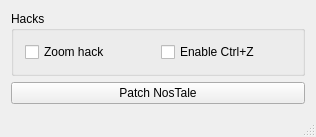
The window that mainwindow.ui (ApourtArtt/NTPatcher) describes before a commit, drawn with Qt 5.
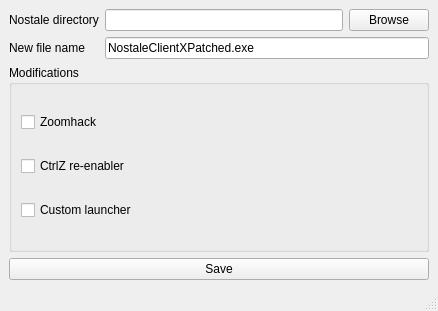
The same window after the commit.

Patch:
```diff
--- a/mainwindow.ui
+++ b/mainwindow.ui
@@ -6,42 +6,80 @@
    <rect>
     <x>0</x>
     <y>0</y>
-    <width>316</width>
-    <height>101</height>
+    <width>438</width>
+    <height>311</height>
    </rect>
   </property>
   <property name="windowTitle">
    <string>NosHack</string>
   </property>
-  <widget class="QWidget" name="centralWidget">
-   <layout class="QGridLayout" name="gridLayout">
-    <item row="0" column="0" colspan="2">
+  <widget class="QWidget" name="centralwidget">
+   <layout class="QGridLayout" name="gridLayout_2">
+    <item row="0" column="0">
+     <widget class="QLabel" name="label">
+      <property name="text">
+       <string>Nostale directory</string>
+      </property>
+     </widget>
+    </item>
+    <item row="0" column="1">
+     <widget class="QLineEdit" name="LE_NTDIR"/>
+    </item>
+    <item row="0" column="2">
+     <widget class="QPushButton" name="PB_BROWSENTDIR">
+      <property name="text">
+       <string>Browse</string>
+      </property>
+     </widget>
+    </item>
+    <item row="1" column="0">
+     <widget class="QLabel" name="label_2">
+      <property name="text">
+       <string>New file name</string>
+      </property>
+     </widget>
+    </item>
+    <item row="1" column="1" colspan="2">
+     <widget class="QLineEdit" name="LE_NEWFILENAME">
+      <property name="text">
+       <string>NostaleClientXPatched.exe</string>
+      </property>
+     </widget>
+    </item>
+    <item row="2" column="0" colspan="3">
      <widget class="QGroupBox" name="groupBox">
       <property name="title">
-       <string>Hacks</string>
+       <string>Modifications</string>
       </property>
-      <layout class="QGridLayout" name="gridLayout_2">
+      <layout class="QGridLayout" name="gridLayout">
        <item row="0" column="0">
-        <widget class="QCheckBox" name="CB_ZOOM">
+        <widget class="QCheckBox" name="CB_ZOOMHACK">
          <property name="text">
-          <string>Zoom hack</string>
+          <string>Zoomhack</string>
          </property>
         </widget>
        </item>
-       <item row="0" column="1">
+       <item row="1" column="0">
         <widget class="QCheckBox" name="CB_CTRLZ">
          <property name="text">
-          <string>Enable Ctrl+Z</string>
+          <string>CtrlZ re-enabler</string>
+         </property>
+        </widget>
+       </item>
+       <item row="2" column="0">
+        <widget class="QCheckBox" name="CB_GFSKIPPER">
+         <property name="text">
+          <string>Custom launcher</string>
          </property>
         </widget>
        </item>
       </layout>
      </widget>
     </item>
-    <item row="1" column="0" colspan="2">
-     <widget class="QPushButton" name="PB_EXPORT">
+    <item row="3" column="0" colspan="3">
+     <widget class="QPushButton" name="PB_SAVE">
       <property name="text">
-       <string>Patch NosTale</string>
+       <string>Save</string>
       </property>
      </widget>
     </item>
@@ -49,7 +87,6 @@
   </widget>
   <widget class="QStatusBar" name="statusBar"/>
  </widget>
- <layoutdefault spacing="6" margin="11"/>
  <resources/>
  <connections/>
 </ui>
```
Left out of the diff: 2 changed lines with no effect on the pictures.
